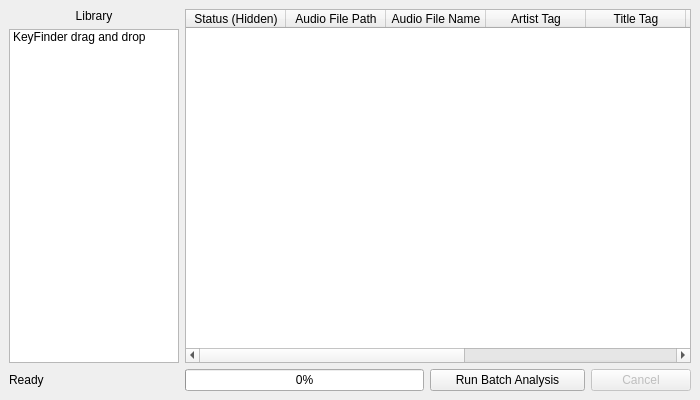
This is batchwindow.ui in ibsh/is_KeyFinder as Qt 5 draws it before an edit. The edited form follows.
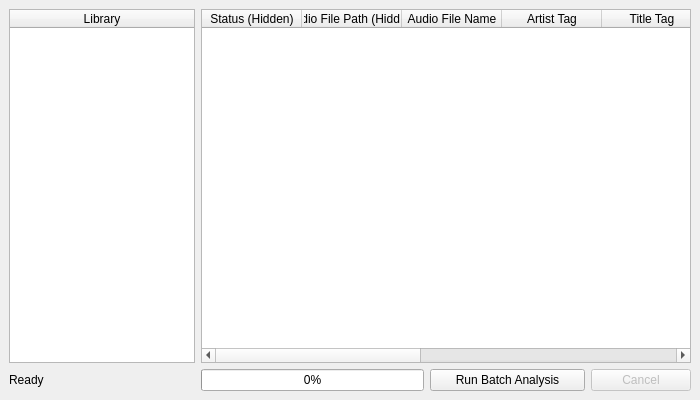
This is the edited form.

Commit message: And finally to QTableWidget. What a fun diversion.

The edit to the form file:
```diff
--- a/batchwindow.ui
+++ b/batchwindow.ui
@@ -22,15 +22,7 @@
   <widget class="QWidget" name="centralwidget">
    <layout class="QGridLayout" name="gridLayout" rowstretch="1,0" columnstretch="0,1">
     <item row="0" column="0">
-     <layout class="QVBoxLayout" name="verticalLayout">
-      <item>
-       <widget class="QLabel" name="lbl_library">
-        <property name="sizePolicy">
-         <sizepolicy hsizetype="Expanding" vsizetype="Preferred">
-          <horstretch>0</horstretch>
-          <verstretch>0</verstretch>
-         </sizepolicy>
-        </property>
+     <widget class="QTableWidget" name="libraryWidget">
         <property name="minimumSize">
          <size>
           <width>170</width>
@@ -39,46 +31,37 @@
         </property>
         <property name="maximumSize">
          <size>
-          <width>170</width>
+        <width>300</width>
           <height>16777215</height>
          </size>
         </property>
+      <property name="editTriggers">
+       <set>QAbstractItemView::NoEditTriggers</set>
+      </property>
+      <property name="cornerButtonEnabled">
+       <bool>false</bool>
+      </property>
+      <attribute name="horizontalHeaderStretchLastSection">
+       <bool>true</bool>
+      </attribute>
+      <attribute name="verticalHeaderVisible">
+       <bool>false</bool>
+      </attribute>
+      <column>
         <property name="text">
          <string>Library</string>
         </property>
-        <property name="alignment">
-         <set>Qt::AlignCenter</set>
-        </property>
-       </widget>
-      </item>
-      <item>
-       <widget class="QListWidget" name="libraryWidget">
-        <property name="minimumSize">
-         <size>
-          <width>170</width>
-          <height>0</height>
-         </size>
-        </property>
-        <property name="maximumSize">
-         <size>
-          <width>170</width>
-          <height>16777215</height>
-         </size>
-        </property>
-        <item>
-         <property name="text">
-          <string>KeyFinder drag and drop</string>
-         </property>
-         <property name="flags">
-          <set>ItemIsSelectable|ItemIsEnabled</set>
-         </property>
-        </item>
-       </widget>
-      </item>
-     </layout>
+      </column>
+     </widget>
     </item>
     <item row="0" column="1">
      <widget class="QTableWidget" name="tableWidget">
+      <property name="minimumSize">
+       <size>
+        <width>490</width>
+        <height>0</height>
+       </size>
+      </property>
       <property name="contextMenuPolicy">
        <enum>Qt::ActionsContextMenu</enum>
       </property>
@@ -98,7 +81,7 @@
       </column>
       <column>
        <property name="text">
-        <string>Audio File Path</string>
+        <string>Audio File Path (Hidden)</string>
        </property>
       </column>
       <column>
```
Lines whose indentation alone changed are shown as unchanged. The commit also changes 2 other files.
